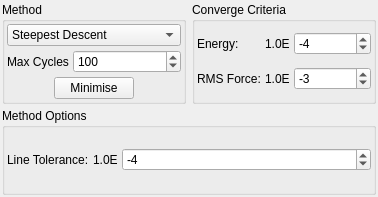
Before: the Qt Designer form src/gui/minimiser.ui in trisyoungs/aten, drawn with Qt 5.
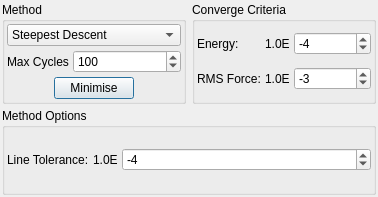
After: the same form once the commit is applied. Icons and pictures are not drawn.

The edit to the form file:
```diff
--- a/src/gui/minimiser.ui
+++ b/src/gui/minimiser.ui
@@ -1,6 +1,6 @@
 <ui version="4.0" >
- <class>MinimiserWidget</class>
- <widget class="QWidget" name="MinimiserWidget" >
+ <class>MinimiserDialog</class>
+ <widget class="QDialog" name="MinimiserDialog" >
   <property name="geometry" >
    <rect>
     <x>0</x>
```
